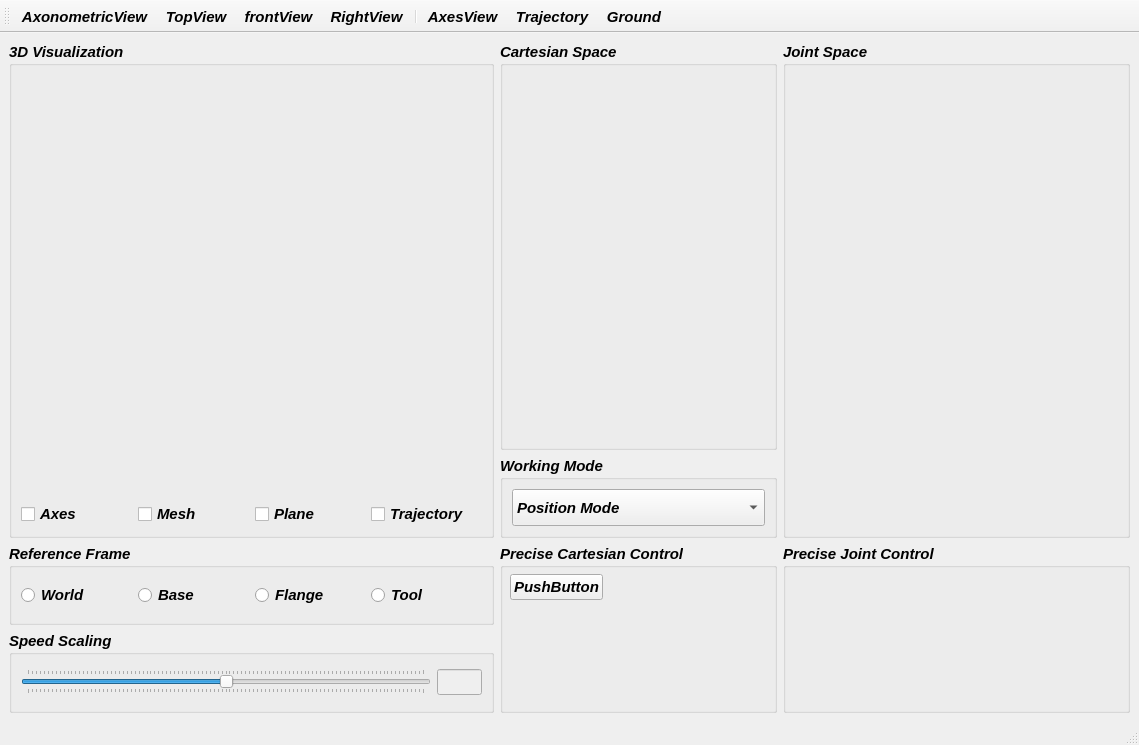
Qt form src/RocosMainWindow.ui (thinkexist1989/rocos-viz) before a commit.
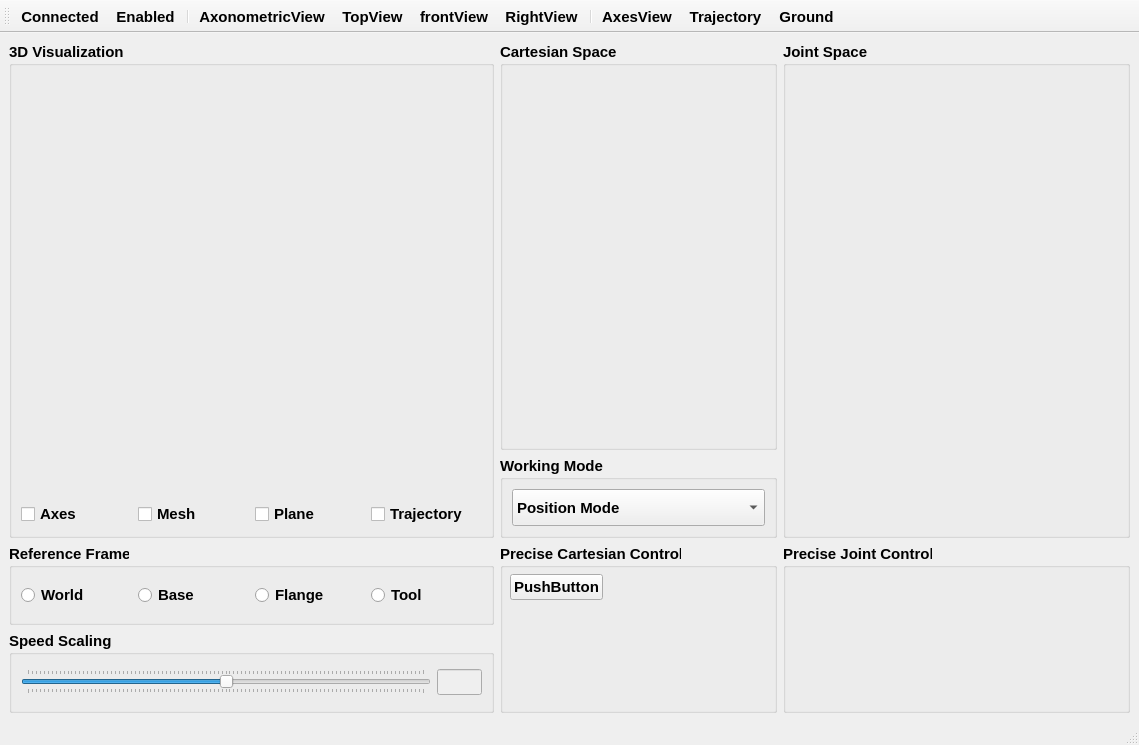
The same form after that commit. Icons and pictures are not drawn. Custom widgets are drawn as their Qt base class.

Diff of the .ui file:
```diff
--- a/src/RocosMainWindow.ui
+++ b/src/RocosMainWindow.ui
@@ -15,7 +15,7 @@
     <family>Arial</family>
     <pointsize>11</pointsize>
     <weight>75</weight>
-    <italic>true</italic>
+    <italic>false</italic>
     <bold>true</bold>
    </font>
   </property>
@@ -290,6 +290,9 @@
    <attribute name="toolBarBreak">
     <bool>false</bool>
    </attribute>
+   <addaction name="actionConnected"/>
+   <addaction name="actionEnabled"/>
+   <addaction name="separator"/>
    <addaction name="actionAxoView"/>
    <addaction name="actionTopView"/>
    <addaction name="actionFrontView"/>
@@ -377,6 +380,32 @@
     <string>Ground</string>
    </property>
   </action>
+  <action name="actionEnabled">
+   <property name="checkable">
+    <bool>false</bool>
+   </property>
+   <property name="checked">
+    <bool>false</bool>
+   </property>
+   <property name="icon">
+    <iconset>
+     <normaloff>:/res/switchoff.png</normaloff>
+     <normalon>:/res/switchon.png</normalon>:/res/switchoff.png</iconset>
+   </property>
+   <property name="text">
+    <string>Enabled</string>
+   </property>
+  </action>
+  <action name="actionConnected">
+   <property name="icon">
+    <iconset>
+     <normaloff>:/res/disconnected.png</normaloff>
+     <normalon>:/res/connected.png</normalon>:/res/disconnected.png</iconset>
+   </property>
+   <property name="text">
+    <string>Connected</string>
+   </property>
+  </action>
  </widget>
  <customwidgets>
   <customwidget>
```
Left out of the diff: 22 changed lines with no effect on the pictures.
